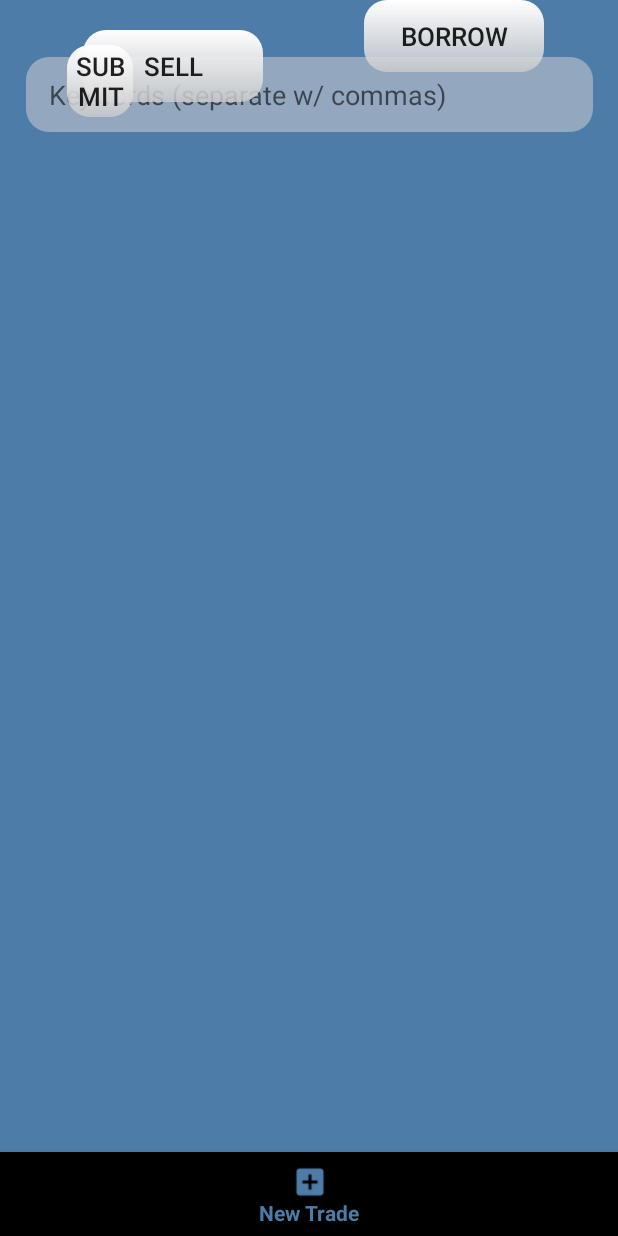
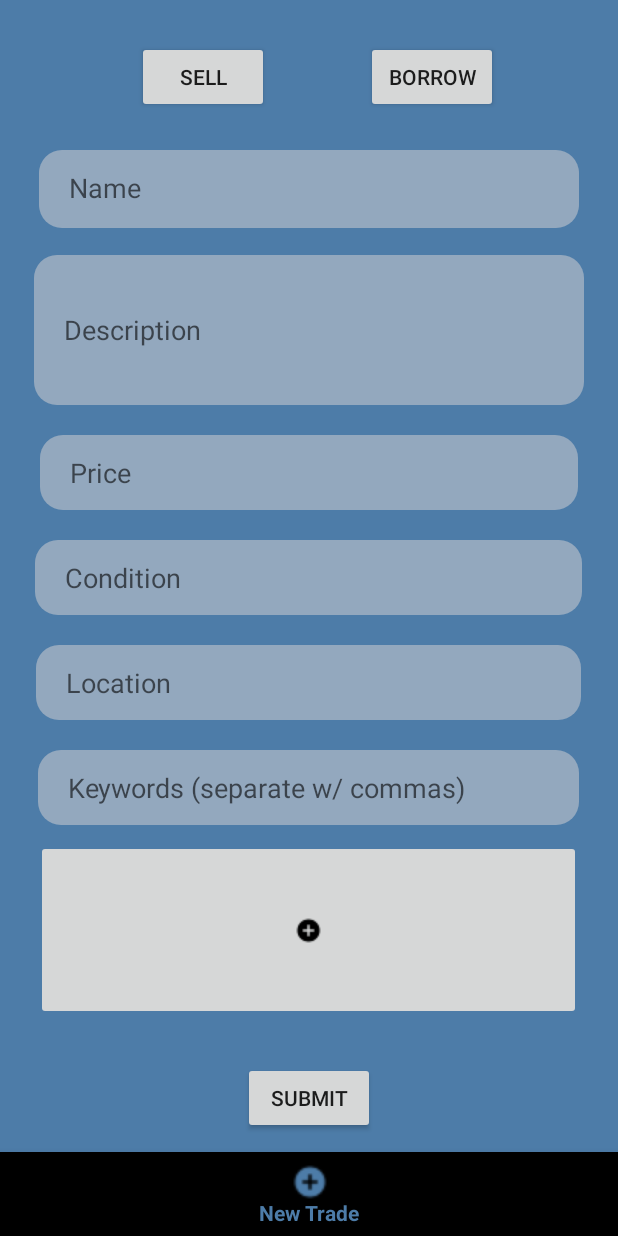
Before and after one commit to TaahaKamal5/HMU, an Android app: the screen it shows after launch (HMUMainScreen), item 3 of the bottom bar chosen, on a phone screen of 412 x 824 dp. Run offline under Robolectric (Android 15) with nearby library versions, the phone set to English and light mode, and no system bars.

Commit message:
Add Item Screen Updated

```diff
--- a/HMUMainScreen/app/src/main/res/layout/fragment_add_item.xml
+++ b/HMUMainScreen/app/src/main/res/layout/fragment_add_item.xml
@@ -1,235 +1,214 @@
 <?xml version="1.0" encoding="utf-8"?>
-<android.support.constraint.ConstraintLayout xmlns:android="http://schemas.android.com/apk/res/android"
+<RelativeLayout xmlns:android="http://schemas.android.com/apk/res/android"
     xmlns:app="http://schemas.android.com/apk/res-auto"
     xmlns:tools="http://schemas.android.com/tools"
     android:layout_width="match_parent"
     android:layout_height="match_parent"
     android:background="@color/colorPrimary"
+    android:orientation="vertical"
     tools:layout_editor_absoluteY="25dp">
 
-    <TextView
-        android:id="@+id/textView"
-        android:layout_width="0dp"
-        android:layout_height="0dp"
-        android:layout_alignParentStart="true"
+    <Button
+        android:id="@+id/button_borrow"
+        android:layout_width="wrap_content"
+        android:layout_height="wrap_content"
+        android:layout_alignParentEnd="true"
         android:layout_alignParentTop="true"
-        android:layout_marginEnd="91dp"
-        android:layout_marginRight="91dp"
-        android:background="#20426d"
-        android:gravity="center_horizontal"
-        android:text="Add Item"
-        android:textColor="#FFFFFF"
-        android:textSize="30sp"
-        app:layout_constraintBottom_toTopOf="@+id/guideline"
-        app:layout_constraintEnd_toStartOf="@+id/scrollView4"
-        app:layout_constraintStart_toStartOf="parent"
-        app:layout_constraintTop_toTopOf="parent" />
-
-    <!--<TextView-->
-    <!--android:layout_width="match_parent"-->
-    <!--android:layout_height="100dp"-->
-    <!--android:layout_alignParentBottom="true"-->
-    <!--android:layout_alignParentStart="true"-->
-    <!--android:background="#587ba4" />-->
-
-    <EditText
-        android:id="@+id/name_field"
-        android:layout_width="378dp"
-        android:layout_height="0dp"
-        android:layout_alignParentTop="true"
-        android:layout_marginBottom="32dp"
-        android:background="@drawable/et_properties"
-        android:gravity="center_vertical"
-        android:hint="Name"
-        android:paddingLeft="15dp"
-        app:layout_constraintBottom_toTopOf="@+id/description_field"
-        app:layout_constraintEnd_toEndOf="parent"
-        app:layout_constraintStart_toStartOf="parent"
-        app:layout_constraintTop_toBottomOf="@+id/button2" />
-
-    <EditText
-        android:id="@+id/description_field"
-        android:layout_width="378dp"
-        android:layout_height="0dp"
-        android:layout_alignParentTop="true"
-        android:layout_marginBottom="33dp"
-        android:background="@drawable/et_properties"
-        android:hint="Description"
-        android:paddingLeft="15dp"
-        app:layout_constraintBottom_toTopOf="@+id/price_field"
-        app:layout_constraintEnd_toEndOf="parent"
-        app:layout_constraintStart_toStartOf="parent"
-        app:layout_constraintTop_toBottomOf="@+id/name_field" />
-
-    <EditText
-        android:id="@+id/price_field"
-        android:layout_width="378dp"
-        android:layout_height="0dp"
-        android:layout_alignParentTop="true"
-        android:layout_marginBottom="26dp"
-        android:background="@drawable/et_properties"
-        android:hint="Price"
-        android:paddingLeft="15dp"
-        app:layout_constraintBottom_toTopOf="@+id/condition_field"
-        app:layout_constraintEnd_toEndOf="parent"
-        app:layout_constraintStart_toStartOf="parent"
-        app:layout_constraintTop_toBottomOf="@+id/description_field" />
-
-    <EditText
-        android:id="@+id/condition_field"
-        android:layout_width="378dp"
-        android:layout_height="0dp"
-        android:layout_alignParentTop="true"
-        android:layout_marginBottom="30dp"
-        android:background="@drawable/et_properties"
-        android:hint="Condition"
-        android:paddingLeft="15dp"
-        app:layout_constraintBottom_toTopOf="@+id/location_field"
-        app:layout_constraintEnd_toEndOf="parent"
-        app:layout_constraintStart_toStartOf="parent"
-        app:layout_constraintTop_toBottomOf="@+id/price_field" />
-
-    <EditText
-        android:id="@+id/location_field"
-        android:layout_width="378dp"
-        android:layout_height="0dp"
-        android:layout_alignParentTop="true"
-        android:layout_marginBottom="15dp"
-        android:background="@drawable/et_properties"
-        android:hint="Location"
-        android:paddingLeft="15dp"
-        app:layout_constraintBottom_toTopOf="@+id/button3"
-        app:layout_constraintEnd_toEndOf="parent"
-        app:layout_constraintStart_toStartOf="parent"
-        app:layout_constraintTop_toBottomOf="@+id/condition_field" />
-
-    <EditText
-        android:id="@+id/keyword_field"
-        android:layout_width="378dp"
-        android:layout_height="50dp"
-        android:layout_alignParentTop="true"
-        android:layout_marginTop="8dp"
-        android:background="@drawable/et_properties"
-        android:hint="Keywords (separate w/ commas)"
-        android:paddingLeft="15dp"
-        app:layout_constraintEnd_toEndOf="parent"
-        app:layout_constraintStart_toStartOf="parent"
-        app:layout_constraintTop_toTopOf="@+id/button3" />
-
+        android:layout_marginEnd="80dp"
+        android:layout_marginTop="27dp"
+        android:text="Borrow" />
 
     <Button
-        android:id="@+id/button"
-        android:layout_width="0dp"
+        android:id="@+id/button_sell"
+        android:layout_width="wrap_content"
         android:layout_height="wrap_content"
         android:layout_alignParentStart="true"
-        android:layout_alignParentTop="true"
-        android:layout_marginEnd="67dp"
-        android:layout_marginLeft="55dp"
-        android:layout_marginRight="67dp"
-        android:layout_marginStart="55dp"
-        android:layout_marginTop="20dp"
-
-        android:background="@drawable/button_properties"
-        android:text="Sell"
-        android:textSize="17sp"
-        app:layout_constraintEnd_toStartOf="@+id/button2"
-        app:layout_constraintStart_toStartOf="parent"
-        app:layout_constraintTop_toBottomOf="@+id/textView"></Button>
-
-    <Button
-        android:id="@+id/button2"
-        android:layout_width="0dp"
-        android:layout_height="wrap_content"
-        android:layout_alignParentEnd="true"
-        android:layout_alignTop="@+id/button"
-        android:layout_marginBottom="24dp"
-        android:layout_marginEnd="49dp"
-        android:layout_marginRight="49dp"
-        android:background="@drawable/button_properties"
-        android:text="Borrow"
-
-        android:textSize="17sp"
-        app:layout_constraintBottom_toTopOf="@+id/name_field"
-        app:layout_constraintEnd_toEndOf="parent"
-        app:layout_constraintStart_toEndOf="@+id/button"
-        app:layout_constraintTop_toBottomOf="@+id/guideline" />
-
-    <Button
-        android:id="@+id/button3"
-        android:layout_width="0dp"
-        android:layout_height="wrap_content"
-        android:layout_alignParentEnd="true"
-        android:layout_alignTop="@+id/button"
-        android:layout_marginEnd="323dp"
-        android:layout_marginRight="323dp"
-
-        android:background="@drawable/button_properties"
-        android:text="Submit"
-        android:textSize="17sp"
-        app:layout_constraintBaseline_toBaselineOf="@+id/button"
-        app:layout_constraintEnd_toEndOf="parent"
-        app:layout_constraintStart_toEndOf="@+id/scrollView4" />
-
-    <ScrollView
-        android:id="@+id/scrollView3"
-        android:layout_width="0dp"
-        android:layout_height="0dp"
-        app:layout_constraintBottom_toBottomOf="parent"
-        app:layout_constraintEnd_toEndOf="parent"
-        app:layout_constraintStart_toStartOf="parent"
-        app:layout_constraintTop_toTopOf="parent">
+        android:layout_alignTop="@+id/button_borrow"
+        android:layout_marginStart="91dp"
+        android:text="Sell" />
 
     <LinearLayout
         android:layout_width="match_parent"
-            android:layout_height="wrap_content"
-            android:orientation="vertical" />
-    </ScrollView>
+        android:layout_height="match_parent"
+        android:layout_alignParentStart="true"
+        android:layout_alignParentTop="true"
+        android:gravity="center_horizontal"
+        android:orientation="horizontal"
+        android:weightSum="100">
 
-    <ScrollView
-        android:id="@+id/scrollView2"
-        android:layout_width="0dp"
-        android:layout_height="0dp"
-        app:layout_constraintBottom_toBottomOf="parent"
-        app:layout_constraintEnd_toStartOf="@+id/guideline"
-        app:layout_constraintHorizontal_chainStyle="spread_inside"
-        app:layout_constraintStart_toStartOf="parent"
-        app:layout_constraintTop_toBottomOf="@+id/guideline">
+
+        <EditText
+            android:layout_width="wrap_content"
+            android:layout_height="50dp"
+            android:layout_weight="85"
+            android:layout_alignParentTop="true"
+            android:layout_marginTop="102dp"
+            android:background="@drawable/et_properties"
+            android:hint="Name"
+            android:paddingLeft="20dp" />
+
+    </LinearLayout>
 
     <LinearLayout
         android:layout_width="match_parent"
-            android:layout_height="wrap_content"
-            android:orientation="vertical" />
-    </ScrollView>
+        android:layout_height="match_parent"
+        android:layout_alignParentStart="true"
+        android:layout_alignParentTop="true"
+        android:gravity="center_horizontal"
+        android:orientation="horizontal"
+        android:weightSum="100">
 
-    <android.support.constraint.Guideline
-        android:id="@+id/guideline"
+
+        <EditText
             android:layout_width="wrap_content"
-        android:layout_height="wrap_content"
-        android:layout_marginBottom="73dp"
-        android:layout_marginEnd="119dp"
-        android:layout_marginRight="119dp"
-        android:orientation="vertical"
-        app:layout_constraintBottom_toTopOf="@+id/scrollView2"
-        app:layout_constraintEnd_toStartOf="@+id/button3"
-        app:layout_constraintGuide_begin="20dp"
-        app:layout_constraintStart_toEndOf="@+id/scrollView2"
-        app:layout_constraintTop_toTopOf="parent" />
+            android:layout_height="50dp"
+            android:layout_weight="85"
+            android:layout_alignParentTop="true"
+            android:layout_marginTop="100dp"
+            android:background="@drawable/et_properties"
+            android:hint="Name"
+            android:paddingLeft="20dp" />
 
-    <ScrollView
-        android:id="@+id/scrollView4"
-        android:layout_width="0dp"
-        android:layout_height="734dp"
-        android:layout_marginBottom="56dp"
-        app:layout_constraintBottom_toBottomOf="@+id/scrollView2"
-        app:layout_constraintEnd_toEndOf="parent"
-        app:layout_constraintEnd_toStartOf="@+id/button3"
-        app:layout_constraintStart_toEndOf="@+id/button3"
-        app:layout_constraintStart_toStartOf="parent">
+    </LinearLayout>
 
     <LinearLayout
         android:layout_width="match_parent"
+        android:layout_height="match_parent"
+        android:layout_alignParentStart="true"
+        android:layout_alignParentTop="true"
+        android:gravity="center_horizontal"
+        android:orientation="horizontal"
+        android:weightSum="100">
+
+
+        <EditText
+            android:layout_width="wrap_content"
+            android:layout_height="100dp"
+            android:layout_weight="85"
+            android:layout_alignParentTop="true"
+            android:layout_marginTop="170dp"
+            android:background="@drawable/et_properties"
+            android:hint="Description"
+            android:paddingLeft="20dp"
+            />
+
+    </LinearLayout>
+
+    <LinearLayout
+        android:layout_width="match_parent"
+        android:layout_height="match_parent"
+        android:layout_alignParentStart="true"
+        android:layout_alignParentTop="true"
+        android:gravity="center_horizontal"
+        android:orientation="horizontal"
+        android:weightSum="100">
+
+
+        <EditText
+            android:layout_width="wrap_content"
+            android:layout_height="50dp"
+            android:layout_weight="85"
+            android:layout_alignParentTop="true"
+            android:layout_marginTop="290dp"
+            android:background="@drawable/et_properties"
+            android:hint="Price"
+            android:paddingLeft="20dp" />
+
+    </LinearLayout>
+
+    <LinearLayout
+        android:layout_width="match_parent"
+        android:layout_height="match_parent"
+        android:layout_alignParentStart="true"
+        android:layout_alignParentTop="true"
+        android:gravity="center_horizontal"
+        android:orientation="horizontal"
+        android:weightSum="100">
+
+
+        <EditText
+            android:layout_width="wrap_content"
+            android:layout_height="50dp"
+            android:layout_weight="85"
+            android:layout_alignParentTop="true"
+            android:layout_marginTop="360dp"
+            android:background="@drawable/et_properties"
+            android:hint="Condition"
+            android:paddingLeft="20dp" />
+
+    </LinearLayout>
+
+    <LinearLayout
+        android:layout_width="match_parent"
+        android:layout_height="match_parent"
+        android:layout_alignParentStart="true"
+        android:layout_alignParentTop="true"
+        android:gravity="center_horizontal"
+        android:orientation="horizontal"
+        android:weightSum="100">
+
+
+        <EditText
+            android:layout_width="wrap_content"
+            android:layout_height="50dp"
+            android:layout_weight="85"
+            android:layout_alignParentTop="true"
+            android:layout_marginTop="430dp"
+            android:background="@drawable/et_properties"
+            android:hint="Location"
+            android:paddingLeft="20dp" />
+
+    </LinearLayout>
+
+    <LinearLayout
+        android:layout_width="match_parent"
+        android:layout_height="match_parent"
+        android:layout_alignParentStart="true"
+        android:layout_alignParentTop="true"
+        android:gravity="center_horizontal"
+        android:orientation="horizontal"
+        android:weightSum="100">
+
+
+        <EditText
+            android:layout_width="wrap_content"
+            android:layout_height="50dp"
+            android:layout_weight="60"
+            android:layout_alignParentTop="true"
+            android:layout_marginTop="500dp"
+            android:background="@drawable/et_properties"
+            android:hint="Keywords (separate w/ commas)"
+            android:paddingLeft="20dp" />
+
+    </LinearLayout>
+
+    <LinearLayout
+        android:layout_width="match_parent"
+        android:layout_height="match_parent"
+        android:layout_alignParentStart="true"
+        android:layout_alignParentTop="true"
+        android:gravity="center_horizontal"
+        android:orientation="horizontal"
+        android:weightSum="100">
+
+
+        <ImageButton
+            android:layout_width="wrap_content"
+            android:layout_height="120dp"
+            android:layout_weight="87"
+            android:src="@drawable/add_circle"
+            android:layout_marginTop="560dp"/>
+
+    </LinearLayout>
+
+    <Button
+        android:id="@+id/button_submit"
+        android:layout_width="wrap_content"
         android:layout_height="wrap_content"
-            android:orientation="vertical" />
-    </ScrollView>
+        android:layout_alignParentBottom="true"
+        android:layout_centerHorizontal="true"
+        android:layout_marginBottom="12dp"
+        android:text="Submit" />
 
-</android.support.constraint.ConstraintLayout>
+
+</RelativeLayout>
--- a/HMUMainScreen/app/src/main/res/menu/main_screen.xml
+++ b/HMUMainScreen/app/src/main/res/menu/main_screen.xml
@@ -13,7 +13,7 @@
 
     <item
         android:id="@+id/nav_trade"
-        android:icon="@drawable/add_icon"
+        android:icon="@drawable/add_circle"
         android:title="New Trade"/>
 
     <item
```
Also changed, not shown: HMUMainScreen/app/src/main/res/drawable/add_circle.png (added), HMUMainScreen/app/src/main/res/drawable/add_icon.png (deleted). Lines whose indentation alone changed are shown as unchanged.
